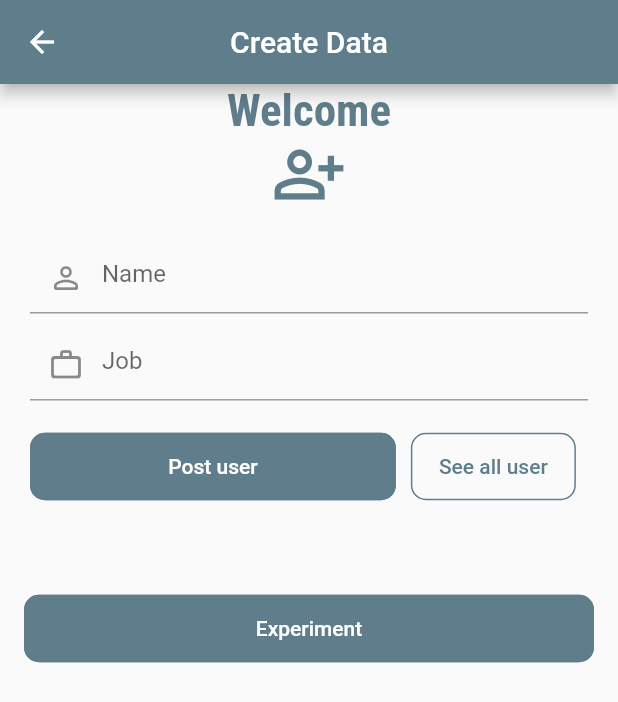
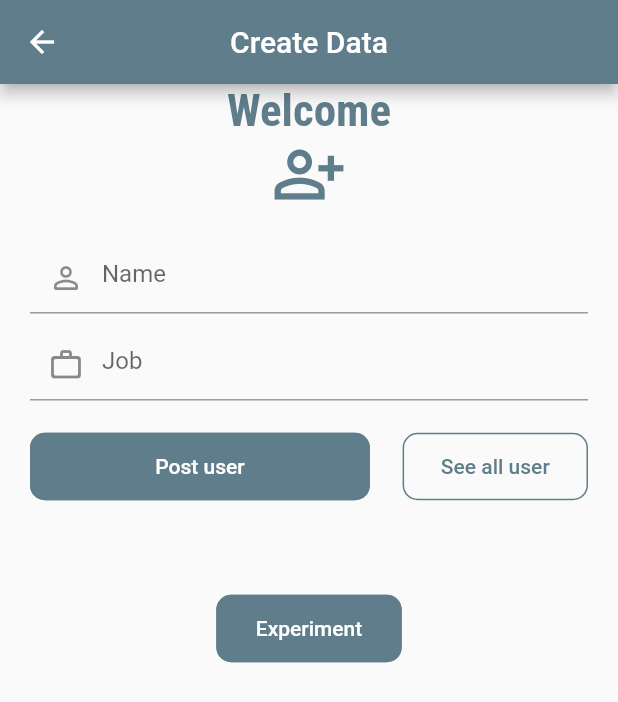
Before and after one commit to aestheticcode98/transisi, a Flutter app: the PageCreate screen opened by its route, on a phone screen of 412 x 824 dp. Shown: the top 702 px of the screen. Run offline on Flutter 3.47's test engine with Material 2 defaults, Android fonts, the phone set to English and light mode, and no system bars; our stand-ins replace flutter_screenutil, get, get_storage, google_fonts; missing offline and left inert: dart_ping, flutter_traceroute; accounts and stored records are empty.

Commit message:
some ui bug has been fixed

```diff
--- a/lib/features/create/page_create.dart
+++ b/lib/features/create/page_create.dart
@@ -69,12 +69,12 @@ class PageCreate extends GetView<ControllerCreate>{
                       shape: RoundedRectangleBorder(
                           borderRadius: BorderRadius.circular(10)
                       ),
-                      fixedSize: Size(Get.width * 0.592, 45),
+                      fixedSize: Size(Get.width * 0.55, 45),
                       elevation: 0,
                     ),
                     child: const Text('Post user')
                 ),
-                const SizedBox(width: 10),
+                Spacer(),
                 ElevatedButton(
                     onPressed: ()=> Get.toNamed(Routes.list_user),
                     style: ElevatedButton.styleFrom(
@@ -82,7 +82,7 @@ class PageCreate extends GetView<ControllerCreate>{
                       shape: RoundedRectangleBorder(
                         borderRadius: BorderRadius.circular(10)
                       ),
-                      fixedSize: const Size(110, 45),
+                      fixedSize: Size(Get.width * .3, 45),
                       elevation: 0,
                     ),
                     child: const Text('See all user')
@@ -99,7 +99,7 @@ class PageCreate extends GetView<ControllerCreate>{
                   shape: RoundedRectangleBorder(
                       borderRadius: BorderRadius.circular(10)
                   ),
-                  fixedSize: Size(Get.width, 45),
+                  fixedSize: Size(Get.width * 0.3, 45),
                   elevation: 0,
                 ),
                 child: const Text('Experiment')
--- a/lib/features/login/page_login.dart
+++ b/lib/features/login/page_login.dart
@@ -18,6 +18,7 @@ class PageLogin extends GetView<ControllerLogin>{
             'assets/images/login_bg.png',
             fit: BoxFit.cover,
             height: Get.height,
+            width: Get.width,
           ),
           CustomScrollView(
             slivers: [
@@ -134,8 +135,7 @@ class PageLogin extends GetView<ControllerLogin>{
                   child: ElevatedButton(
                     onPressed: ()=> controller.validator(),
                     style: ElevatedButton.styleFrom(
-                        fixedSize: const Size(70, 50),
-                        primary: Colors.blueGrey,
+                        fixedSize: const Size(70, 50), backgroundColor: Colors.blueGrey,
                         shape: RoundedRectangleBorder(
                             borderRadius: BorderRadius.circular(10)
                         ),
```
